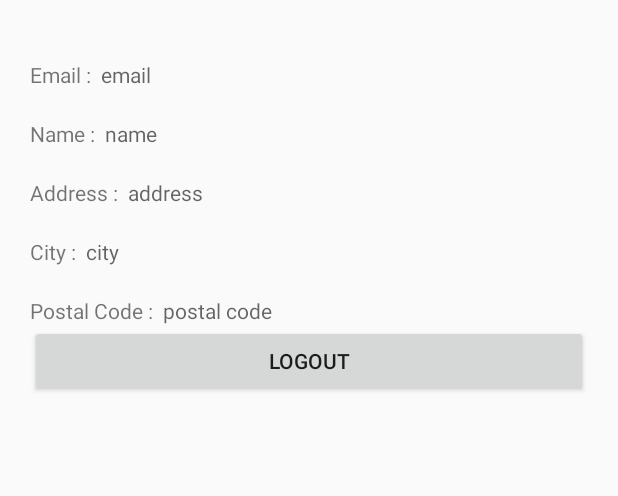
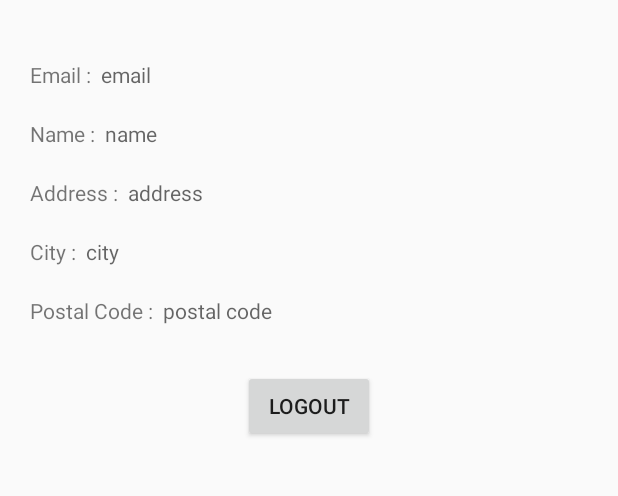
Before and after one commit to ahmadshofiehilmi/Project-KPlain, an Android app: the layout home_fragment.xml on its own in the app's theme, with its tools: preview values and no code run, on a phone screen of 412 x 824 dp, the part 225-721 px from its top. Run offline under Robolectric (Android 15) with nearby library versions, the phone set to English and light mode, and no system bars; plain views replace CircularImageView; Roboto replaces fonts that are not available here.

Commit message:
update 1

```diff
--- a/app/src/main/java/adam/notebook/example/com/kpproject6/GeneralUtility/PreferenceUtils/SharedPrefManager.java
+++ b/app/src/main/java/adam/notebook/example/com/kpproject6/GeneralUtility/PreferenceUtils/SharedPrefManager.java
@@ -15,7 +15,6 @@ public class SharedPrefManager {
     public SharedPrefManager(Context mCtx) {
         this.mCtx = mCtx;
     }
-
 
     public static synchronized SharedPrefManager getInstance(Context mCtx) {
         if (mInstance == null) {
--- a/app/src/main/java/adam/notebook/example/com/kpproject6/module/list/DetailActivity.java
+++ b/app/src/main/java/adam/notebook/example/com/kpproject6/module/list/DetailActivity.java
@@ -40,6 +40,7 @@ import butterknife.OnClick;
 
 import static adam.notebook.example.com.kpproject6.MyApplication.pref;
 
+@SuppressLint("SetTextI18n")
 public class DetailActivity extends AppCompatActivity implements ServiceCallback{
 
     @BindView(R.id.layout_detail_container)
@@ -60,10 +61,9 @@ public class DetailActivity extends AppCompatActivity implements ServiceCallback
 //    private List<Product> product ;
     private Product products;
     private Menu menu;
-//    private PreferenceUtils preferenceUtils = MyApplication.pref;
-    SharedPrefManager share;
+    private SharedPrefManager share;
 
-    @SuppressLint("SetTextI18n")
+
     @Override
     protected void onCreate(Bundle savedInstanceState) {
         super.onCreate(savedInstanceState);
--- a/app/src/main/res/layout/home_fragment.xml
+++ b/app/src/main/res/layout/home_fragment.xml
@@ -129,9 +129,11 @@
             </LinearLayout>
 
             <Button
+                android:layout_marginTop="30dp"
                 android:id="@+id/btn_logout"
-                android:layout_width="match_parent"
+                android:layout_width="wrap_content"
                 android:layout_height="wrap_content"
+                android:layout_gravity="center_horizontal"
                 android:text="LogOut" />
         </LinearLayout>
     </ScrollView>
--- a/app/src/main/res/layout/settings_fragment.xml
+++ b/app/src/main/res/layout/settings_fragment.xml
@@ -90,9 +90,11 @@
                         </LinearLayout>
 
                         <Button
+                            android:layout_marginTop="30dp"
                             android:id="@+id/btn_edit"
-                            android:layout_width="match_parent"
+                            android:layout_width="wrap_content"
                             android:layout_height="wrap_content"
+                            android:layout_gravity="center_horizontal"
                             android:text="Edit" />
                 </LinearLayout>
         </ScrollView>
```
Also changed, not shown: app/src/main/java/adam/notebook/example/com/kpproject6/model/BaseResponse.java (+11 -0 lines), app/src/main/java/adam/notebook/example/com/kpproject6/module/introsplash/SliderActivity.java (+0 -9 lines), app/src/main/java/adam/notebook/example/com/kpproject6/module/introsplash/SplashScreen.java (+1 -33 lines).
